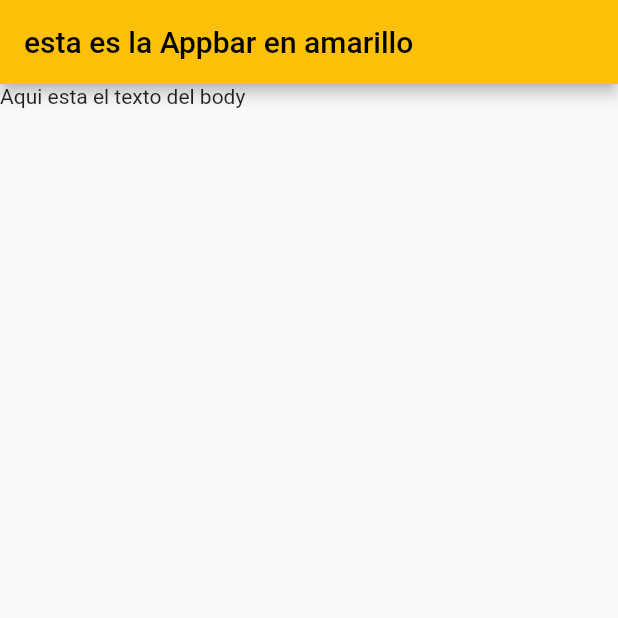
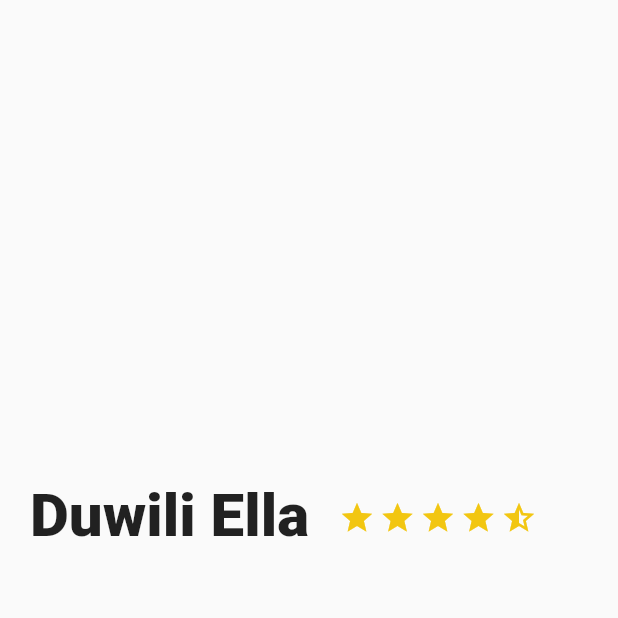
Before and after one commit to khemtz/PAM_uao_2022, a Flutter app: the screen it shows after launch, on a phone screen of 412 x 824 dp, the top half of it. Run offline on Flutter 3.47's test engine with Material 2 defaults, Android fonts, the phone set to English and light mode, and no system bars.

Commit message:
Se agrego la clase Description Place y tenemos ahora el titulo del lugar con estrellitas

```diff
--- /dev/null
+++ b/lib/description_place.dart
@@ -0,0 +1,62 @@
+import 'package:flutter/material.dart';
+
+class DescriptionPlace extends StatelessWidget {
+  @override
+  Widget build(BuildContext context) {
+    // TODO: implement build
+    final fullstar = Container (
+      margin: EdgeInsets.only(
+        top: 323.0,
+        right: 3.0
+      ),
+      child: Icon(
+        Icons.star,
+        color: Color(0xFFF2C611),
+      ),
+    );
+
+    final halfstar = Container (
+      margin: EdgeInsets.only(
+          top: 323.0,
+          right: 3.0
+      ),
+      child: Icon(
+        Icons.star_half,
+        color: Color(0xFFF2C611),
+      ),
+    );
+
+    final title_stars = Row(
+    children: <Widget>[
+    Container (
+      margin: EdgeInsets.only(
+        top: 320.0,
+        left: 20.0,
+        right: 20.0
+      ),
+      child: Text(
+        "Duwili Ella",
+        style: TextStyle(
+          fontSize: 40.0,
+          fontWeight: FontWeight.w900,
+        ),
+        textAlign: TextAlign.center,
+      ),
+
+    ),
+      Row(
+        children: [
+          fullstar,
+          fullstar,
+          fullstar,
+          fullstar,
+          halfstar
+        ],
+      )
+    ],
+    );
+
+    return title_stars;
+  }
+
+}
--- a/lib/main.dart
+++ b/lib/main.dart
@@ -1,4 +1,5 @@
 import 'package:flutter/material.dart';
+import 'description_place.dart';
 
 void main() {
   runApp(const MyApp());
@@ -16,10 +17,7 @@ class MyApp extends StatelessWidget {
          primarySwatch: Colors.amber,
       ),
       home: Scaffold(
-        appBar: AppBar(
-          title: Text("esta es la Appbar en amarillo"),
-        ),
-        body: Text("Aqui esta el texto del body"),
+        body: DescriptionPlace(),
 
 
       ),
```
